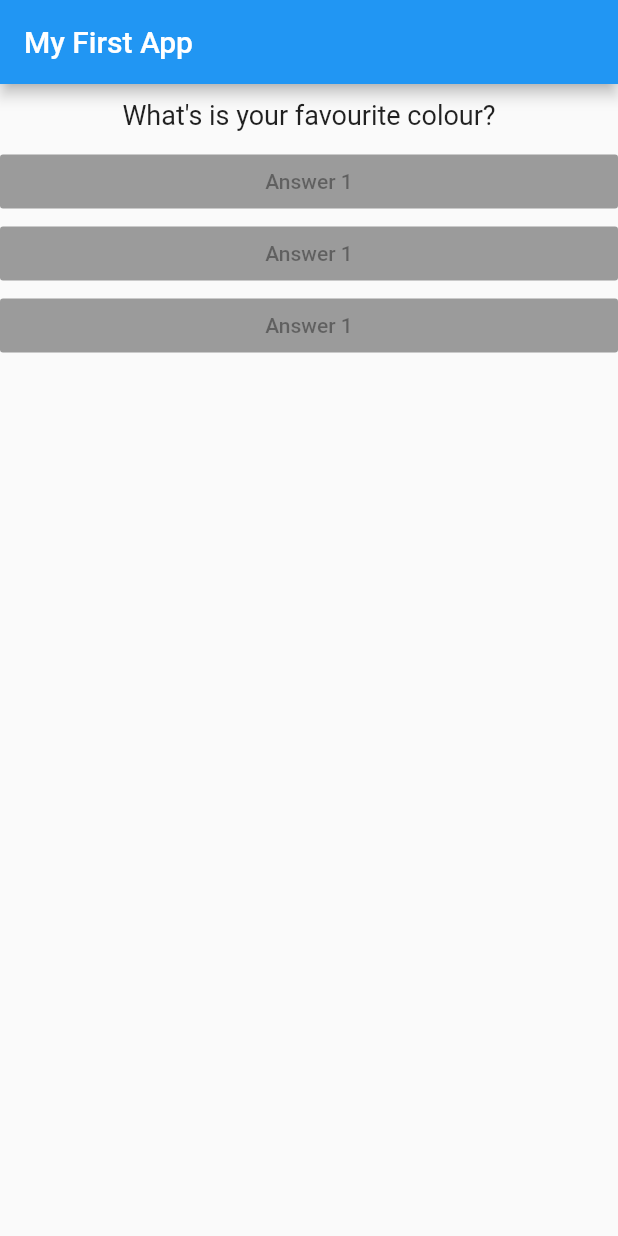
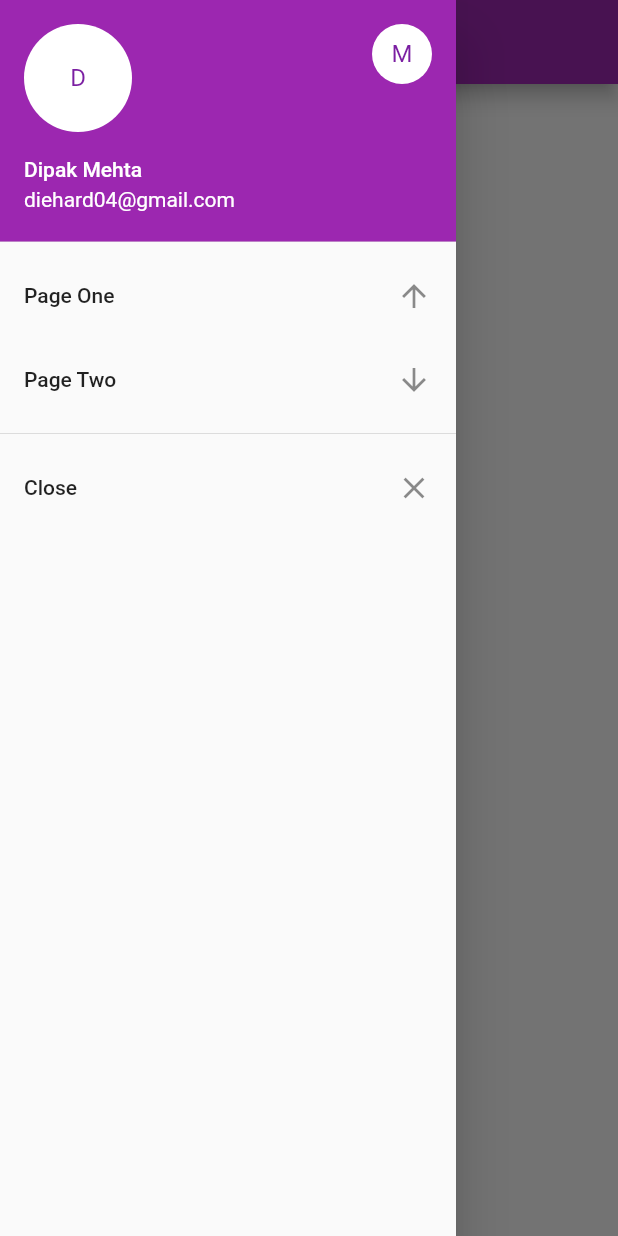
Before and after one commit to diehard04/Flutter-App, a Flutter app: the screen it shows after launch, with the side drawer open (before the commit the screen has no drawer), on a phone screen of 412 x 824 dp. Run offline on Flutter 3.47's test engine with Material 2 defaults, Android fonts, the phone set to English and light mode, and no system bars.

Commit message:
drawer added

```diff
--- /dev/null
+++ b/lib/home_page.dart
@@ -0,0 +1,75 @@
+import 'package:flutter/foundation.dart';
+import 'package:flutter/material.dart';
+import 'package:flutter_app/page_one.dart';
+
+class HomePage extends StatelessWidget {
+  @override
+  Widget build(BuildContext context) {
+    // TODO: implement build
+    return new Scaffold(
+      appBar: new AppBar(
+        title: new Text("Drawer App"),
+        elevation: defaultTargetPlatform == TargetPlatform.android ? 5.0 : 0.0,
+      ),
+      drawer: new Drawer(
+        child: new ListView(
+          children: <Widget>[
+            new UserAccountsDrawerHeader(
+              currentAccountPicture: new CircleAvatar(
+                backgroundColor:
+                    Theme.of(context).platform == TargetPlatform.iOS
+                        ? Colors.purple
+                        : Colors.white,
+                child: Text("D"),
+              ),
+              otherAccountsPictures: <Widget>[
+                new CircleAvatar(
+                  backgroundColor:
+                      Theme.of(context).platform == TargetPlatform.iOS
+                          ? Colors.purple
+                          : Colors.white,
+                  child: Text("M"),
+                ),
+              ],
+              accountName: new Text("Dipak Mehta"),
+              accountEmail: new Text("diehard04@gmail.com"),
+            ),
+            new ListTile(
+              title: new Text("Page One"),
+              trailing: new Icon(Icons.arrow_upward),
+              onTap: () {
+                Navigator.of(context).pop();
+                Navigator.of(context).push(new MaterialPageRoute(
+                    builder: (BuildContext context) =>
+                        new PageOne("Page One")));
+//                  Navigator.of(context).pushNamed("/a");
+              },
+            ),
+            new ListTile(
+                title: new Text("Page Two"),
+                trailing: new Icon(Icons.arrow_downward),
+                onTap: () {
+                  Navigator.of(context).pop();
+                  Navigator.of(context).push(new MaterialPageRoute(
+                      builder: (BuildContext context) =>
+                          new PageOne("Page Two")));
+                }),
+            new Divider(),
+            new ListTile(
+              title: new Text("Close"),
+              trailing: new Icon(Icons.close),
+              onTap: () {
+                Navigator.of(context).pop();
+              },
+            ),
+          ],
+        ),
+      ),
+      body: new Container(
+        child: new Center(
+          child: new Text("Home Page"),
+        ),
+      ),
+    );
+  }
+}
--- a/lib/main.dart
+++ b/lib/main.dart
@@ -1,51 +1,77 @@
+import 'package:flutter/foundation.dart';
 import 'package:flutter/material.dart';
-import './question.dart';
-import './answer.dart';
-//void main() {
-//  runApp(MyApp());
-//}
-void main() => runApp(MyApp());
+import 'package:flutter_app/page_one.dart';
+import 'home_page.dart';
+import 'page_one.dart';
 
-class MyApp extends StatefulWidget {
+void main() {
+  runApp(new MyApp());
+}
+
+class MyApp extends StatelessWidget {
+
   @override
-  State<StatefulWidget> createState() {
-    // TODO: implement createState
-    return _MyAppState();
+  Widget build(BuildContext context) {
+    return new MaterialApp(
+
+      theme: new ThemeData(
+
+        primarySwatch: Colors.purple,
+        primaryColor: defaultTargetPlatform == TargetPlatform.iOS
+        ? Colors.grey[50]
+        :null
+      ),
+
+      home: new HomePage(),
+      // routes: <String, WidgetBuilder> {
+      //   "/a" : (BuildContext contet) => new PageOne("Page One"),
+      // }
+    );
   }
 }
 
-class _MyAppState extends State<MyApp> {
-  var _questionIndex = 0;
+// void main() => runApp(MyApp());
 
-  void _answerQuestion() {
-    setState(() {
-      _questionIndex = _questionIndex + 1;
-    });
-    print(_questionIndex);
-  }
+// class MyApp extends StatefulWidget {
+//   @override
+//   State<StatefulWidget> createState() {
+//     // TODO: implement createState
+//     return _MyAppState();
+//   }
+// }
 
-  @override
-  Widget build(BuildContext context) {
-    var questions = [
-      'What\'s is your favourite colour?',
-      'Whta\'s is your favourite car'
-    ];
-    // TODO: implement build
-    return MaterialApp(
-      home: Scaffold(
-        appBar: AppBar(
-          title: Text("My First App"),
-        ),
-        body: Column(
-          children: [
-            Question(questions[_questionIndex]),
-           Answer(),
-           Answer(),
-           Answer(),
+// class _MyAppState extends State<MyApp> {
+//   var _questionIndex = 0;
 
-          ],
-        ),
-      ),
-    );
-  }
-}
+//   void _answerQuestion() {
+//     setState(() {
+//       _questionIndex = _questionIndex + 1;
+//     });
+//     print(_questionIndex);
+//   }
+
+//   @override
+//   Widget build(BuildContext context) {
+//     var questions = [
+//       'What\'s is your favourite colour?',
+//       'Whta\'s is your favourite car'
+//     ];
+//     // TODO: implement build
+//     return MaterialApp(
+//       home: Scaffold(
+//         appBar: AppBar(
+//           title: Text("My First App"),
+//         ),
+//         body: Column(
+//           children: [
+//             Question(questions[_questionIndex]),
+//            Answer(),
+//            Answer(),
+//            Answer(),
+
+//           ],
+//         ),
+//       ),
+//     );
+//   }
+//}
```
Also changed, not shown: lib/page_one.dart (added, +21 -0 lines), pubspec.lock, 9 other files.
